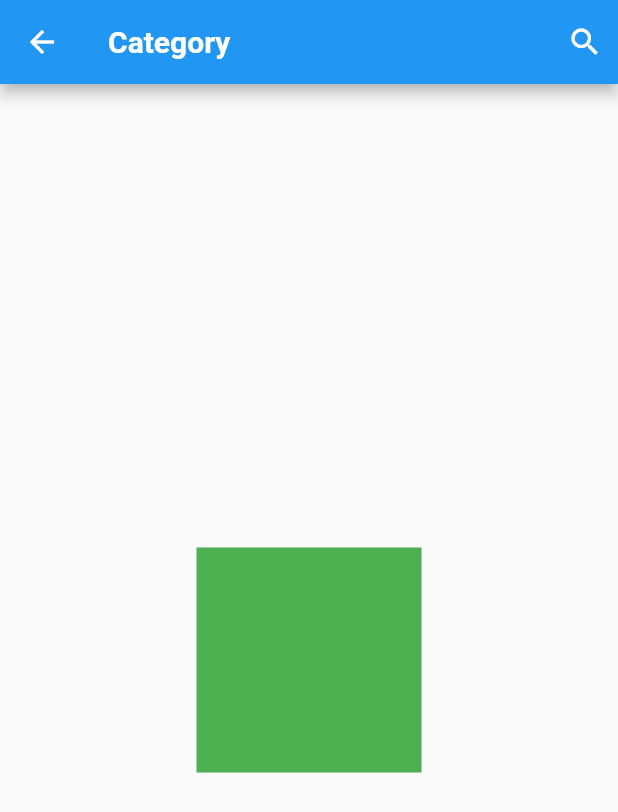
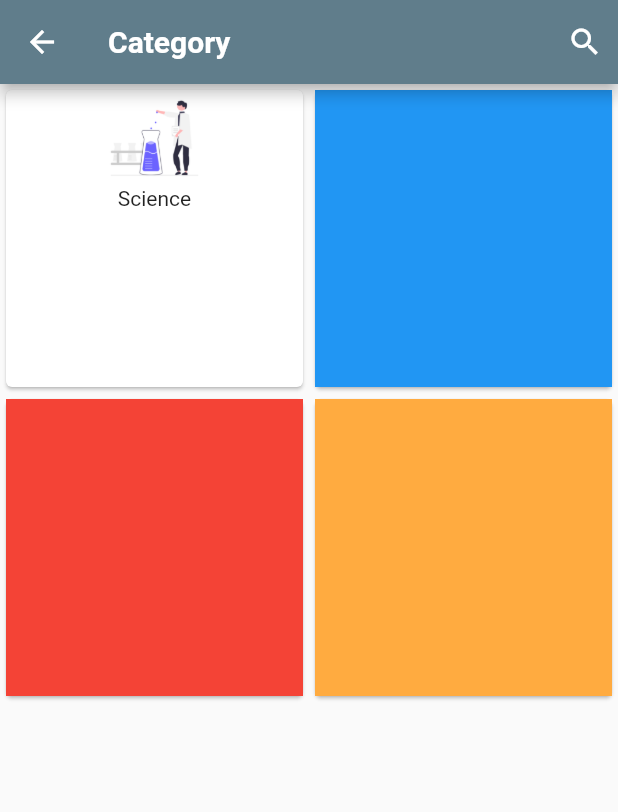
Before and after one commit to praneshp1org/trying-something, a Flutter app: the screen it shows after launch, on a phone screen of 412 x 824 dp. Shown: the top 812 px of the screen. Run offline on Flutter 3.47's test engine with Material 2 defaults, Android fonts, the phone set to English and light mode, and no system bars.

Commit message:
card ko bhitra constructor

```diff
--- a/lib/main.dart
+++ b/lib/main.dart
@@ -15,7 +15,7 @@ class MyApp extends StatelessWidget {
       debugShowCheckedModeBanner: false,
       title: 'Flutter Demo',
       theme: ThemeData(
-        primarySwatch: Colors.blue,
+        primarySwatch: Colors.blueGrey,
       ),
       routes: {
         "/": (_) => HomePage(),
--- a/lib/pages/home_page.dart
+++ b/lib/pages/home_page.dart
@@ -1,5 +1,6 @@
 // ignore_for_file: unnecessary_const
 
+import 'package:book_app/widgets/cards_items.dart';
 import 'package:flutter/material.dart';
 
 class HomePage extends StatefulWidget {
@@ -30,12 +31,31 @@ class _HomePageState extends State<HomePage> {
           style: TextStyle(fontWeight: FontWeight.bold, color: Colors.white),
         ),
       ),
-      body: Center(
-        child: Container(
-          height: 150,
-          width: 150,
-          color: Colors.green,
-          //child: Image.asset("images/science.png"),
+      body: SingleChildScrollView(
+        child: GridView.count(
+          crossAxisCount: 2,
+          shrinkWrap: true,
+          physics: NeverScrollableScrollPhysics(),
+          children: [
+            Card(
+              child: CardItems(),
+            ),
+            Card(
+              child: Container(
+                color: Colors.blue,
+              ),
+            ),
+            Card(
+              child: Container(
+                color: Colors.red,
+              ),
+            ),
+            Card(
+              child: Container(
+                color: Colors.orangeAccent,
+              ),
+            ),
+          ],
         ),
       ),
     );
--- a/lib/widgets/cards_items.dart
+++ b/lib/widgets/cards_items.dart
@@ -0,0 +1,43 @@
+import 'package:book_app/card_model.dart';
+import 'package:flutter/material.dart';
+
+class CardItems extends StatefulWidget {
+  const CardItems({Key? key}) : super(key: key);
+
+  @override
+  State<CardItems> createState() => _CardItemsState();
+}
+
+class _CardItemsState extends State<CardItems> {
+  List<CardModel> cardsItems = [
+    CardModel('images/science.png', "Science"),
+  ];
+  @override
+  Widget build(BuildContext context) {
+    return Container(
+      child: Column(
+        children: [
+          ListView.builder(
+              shrinkWrap: true,
+              physics: NeverScrollableScrollPhysics(),
+              itemCount: cardsItems.length,
+              itemBuilder: ((context, index) {
+                return Center(
+                  child: Column(
+                    //crossAxisAlignment: CrossAxisAlignment.center,
+                    mainAxisAlignment: MainAxisAlignment.center,
+                    children: [
+                      Image.asset(
+                        cardsItems[index].image,
+                        width: 80,
+                      ),
+                      Text("Science"),
+                    ],
+                  ),
+                );
+              }))
+        ],
+      ),
+    );
+  }
+}
```
Also changed, not shown: pubspec.yaml (+5 -2 lines), images/science.png (renamed from lib/images/science.png), 1 other file.
